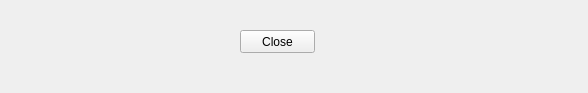
First picture: the form in Qt/Splashscreen/main.ui, repository SManAT/PyStuff, before the edit.
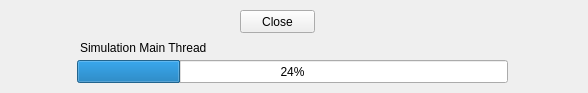
Second picture: the form after the edit.

Patch:
```diff
--- a/Qt/Splashscreen/main.ui
+++ b/Qt/Splashscreen/main.ui
@@ -18,7 +18,7 @@
     <property name="geometry">
      <rect>
       <x>240</x>
-      <y>30</y>
+      <y>10</y>
       <width>75</width>
       <height>23</height>
      </rect>
@@ -27,6 +27,32 @@
      <string>Close</string>
     </property>
    </widget>
+   <widget class="QProgressBar" name="progressBar">
+    <property name="geometry">
+     <rect>
+      <x>77</x>
+      <y>60</y>
+      <width>431</width>
+      <height>23</height>
+     </rect>
+    </property>
+    <property name="value">
+     <number>24</number>
+    </property>
+   </widget>
+   <widget class="QLabel" name="label">
+    <property name="geometry">
+     <rect>
+      <x>80</x>
+      <y>40</y>
+      <width>131</width>
+      <height>16</height>
+     </rect>
+    </property>
+    <property name="text">
+     <string>Simulation Main Thread</string>
+    </property>
+   </widget>
   </widget>
  </widget>
  <resources/>
```
